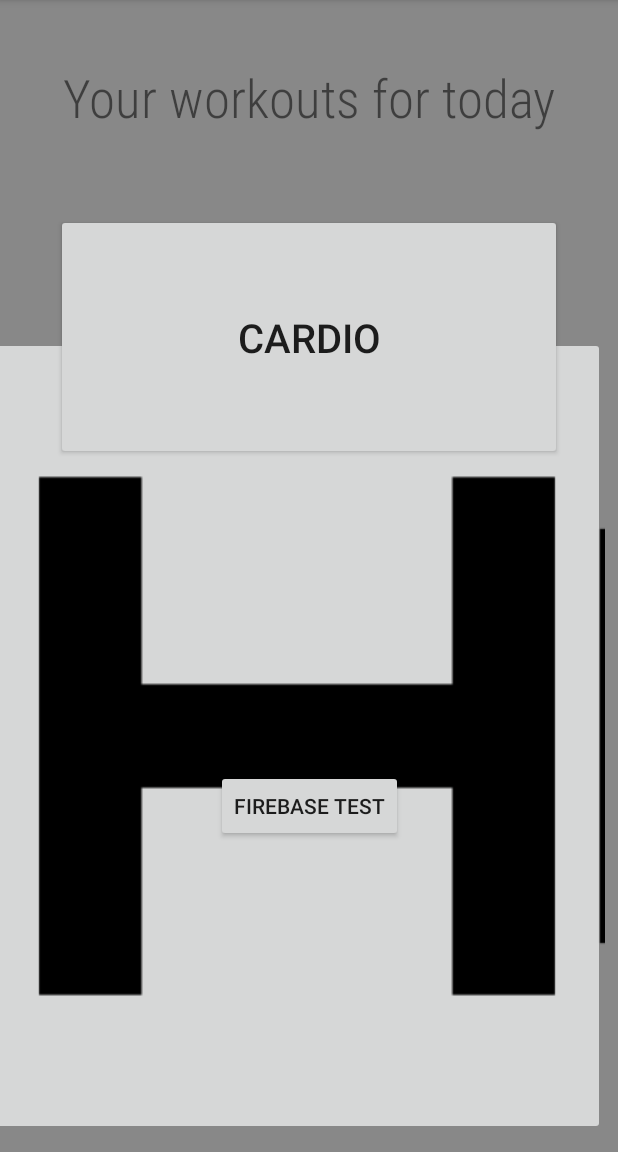
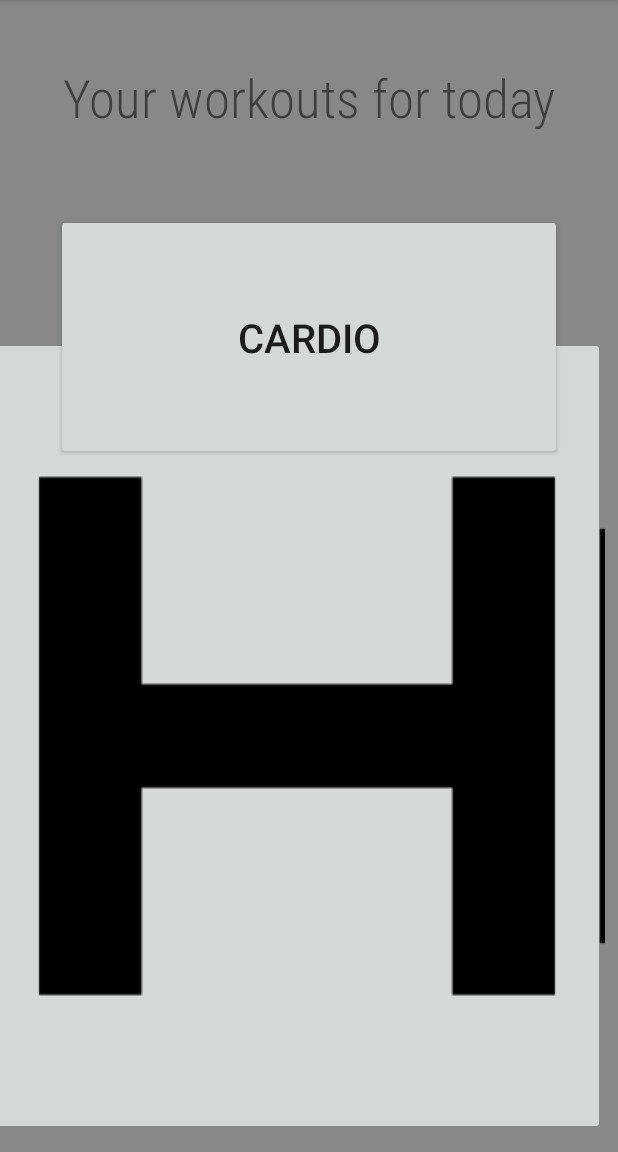
Before and after one commit to rickywychoi/HomeSweatHome, an Android app: the MainHomeActivity screen opened directly, with no data from a screen before it, on a phone screen of 412 x 824 dp, the part 84-1236 px from its top. Run offline under Robolectric (Android 15) with nearby library versions, the phone set to English and light mode, and no system bars; our stand-ins replace Firebase (no records; nobody signed in at launch, a user with empty details on screens opened directly).

Commit message:
Removed unnecessary codes

```diff
--- a/app/src/main/res/layout/activity_main_home.xml
+++ b/app/src/main/res/layout/activity_main_home.xml
@@ -72,17 +72,6 @@
             app:layout_constraintVertical_bias="0.952"
             app:srcCompat="@drawable/dumbbell" />
 
-        <Button
-            android:id="@+id/firebaseBtn"
-            android:layout_width="wrap_content"
-            android:layout_height="wrap_content"
-            android:text="Firebase Test"
-            app:layout_constraintBottom_toBottomOf="parent"
-            app:layout_constraintEnd_toEndOf="parent"
-            app:layout_constraintStart_toStartOf="parent"
-            app:layout_constraintTop_toBottomOf="@+id/button" />
-
-
     </androidx.constraintlayout.widget.ConstraintLayout>
 
     <com.google.android.material.navigation.NavigationView
```
Also changed, not shown: app/src/main/java/com/example/homesweathome/MainHomeActivity.java (+3 -42 lines).
